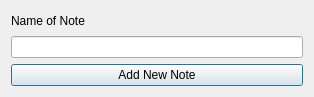
The window that chapterinfowindow.ui (FigueroaCode/Scribble) describes before a commit, drawn with Qt 5.
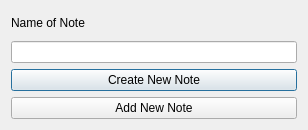
The same window after the commit.

Commit message: updated textbook and course class

What changed in the file:
```diff
--- a/chapterinfowindow.ui
+++ b/chapterinfowindow.ui
@@ -6,8 +6,8 @@
    <rect>
     <x>0</x>
     <y>0</y>
-    <width>314</width>
-    <height>97</height>
+    <width>308</width>
+    <height>130</height>
    </rect>
   </property>
   <property name="windowTitle">
@@ -26,6 +26,13 @@
    </item>
    <item>
     <widget class="QPushButton" name="addNoteBtn">
+     <property name="text">
+      <string>Create New Note</string>
+     </property>
+    </widget>
+   </item>
+   <item>
+    <widget class="QPushButton" name="addNewNoteBtn">
      <property name="text">
       <string>Add New Note</string>
      </property>
```
The commit also changes 22 other files.
